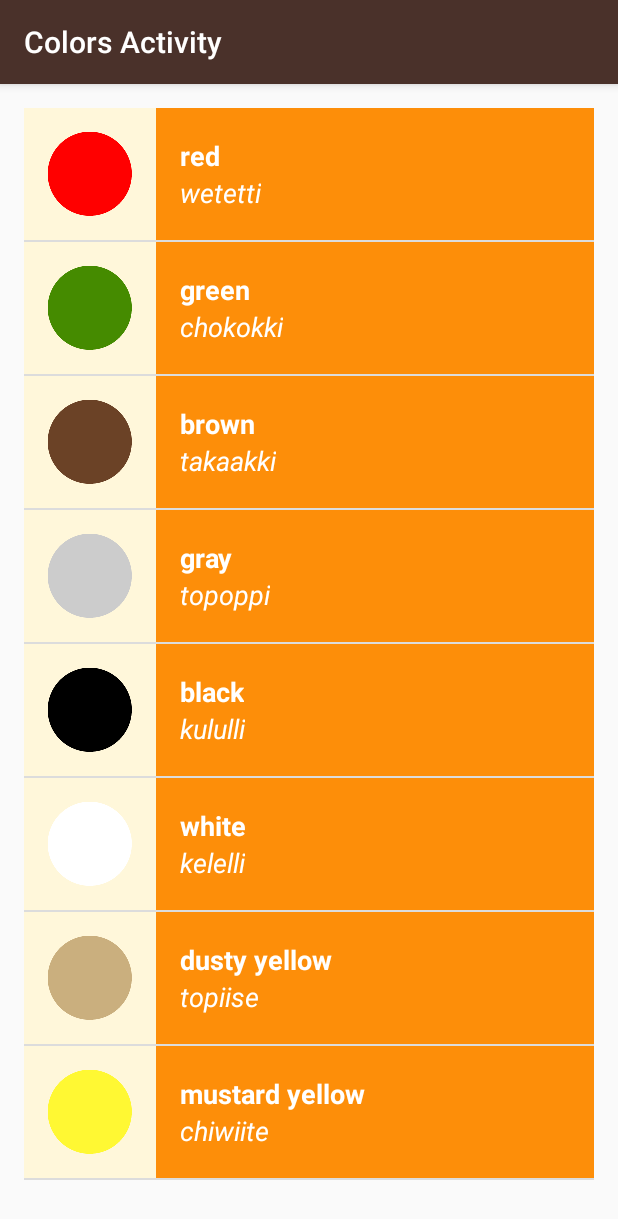
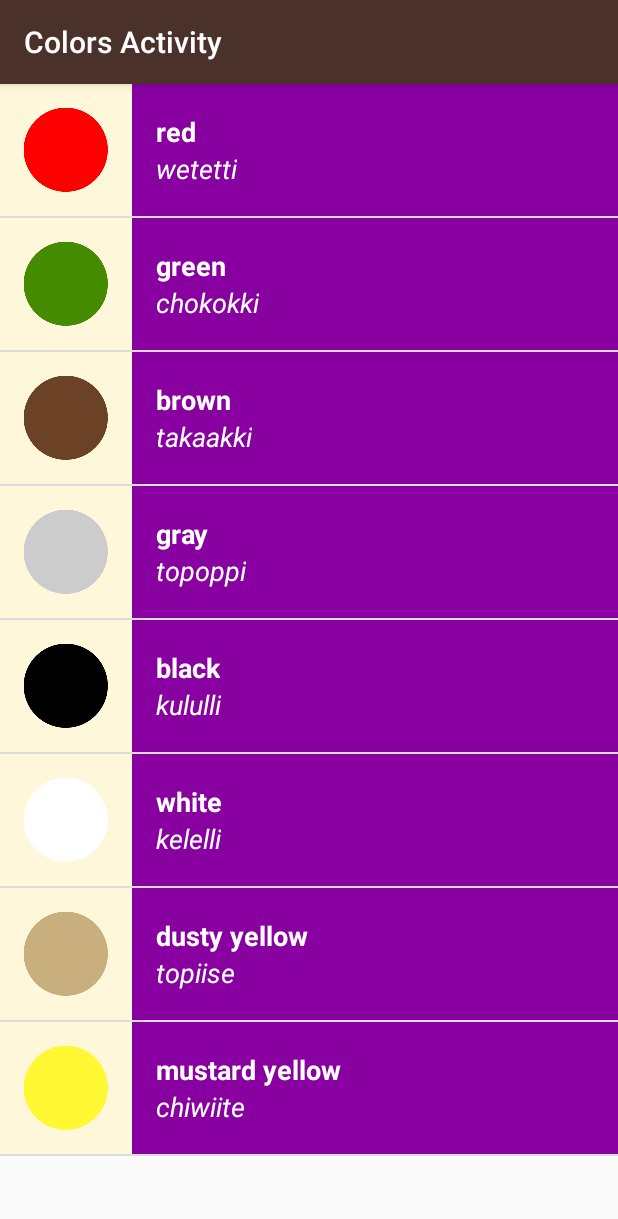
Before and after one commit to sduffy826/GDGNJ_UserInput_TranslationApp, an Android app: the ColorsActivity screen opened directly, with no data from a screen before it, on a phone screen of 412 x 824 dp. Shown: the top 1219 px of the screen. Run offline under Robolectric (Android 15) with nearby library versions, the phone set to English and light mode, and no system bars.

Commit message:
Added colors/prettified

```diff
--- a/app/src/main/java/com/example/android/miwok/ColorsActivity.java
+++ b/app/src/main/java/com/example/android/miwok/ColorsActivity.java
@@ -33,7 +33,7 @@ public class ColorsActivity extends AppCompatActivity {
 
         // We now create the custom adapter that has our words, required since the array is array
         // of two dimensional objects having english/miwok words
-        WordAdapter adapter = new WordAdapter(this, words);
+        WordAdapter adapter = new WordAdapter(this, words, R.color.category_colors);
 
         // Get list view object and add our custom adapter to it
         ListView lv = (ListView) findViewById(R.id.list);
--- a/app/src/main/java/com/example/android/miwok/FamilyActivity.java
+++ b/app/src/main/java/com/example/android/miwok/FamilyActivity.java
@@ -34,7 +34,7 @@ public class FamilyActivity extends AppCompatActivity {
 
         // We now create the custom adapter that has our words, required since the array is array
         // of two dimensional objects having english/miwok words
-        WordAdapter adapter = new WordAdapter(this, words);
+        WordAdapter adapter = new WordAdapter(this, words, R.color.category_family);
 
         // Get list view object and add our custom adapter to it
         ListView lv = (ListView) findViewById(R.id.list);
--- a/app/src/main/java/com/example/android/miwok/NumbersActivity.java
+++ b/app/src/main/java/com/example/android/miwok/NumbersActivity.java
@@ -38,7 +38,7 @@ public class NumbersActivity extends AppCompatActivity {
 
         // We now create the custom adapter that has our words, required since the array is array
         // of two dimensional objects having english/miwok words
-        WordAdapter adapter = new WordAdapter(this, words);
+        WordAdapter adapter = new WordAdapter(this, words,R.color.category_numbers);
 
         // Get list view object and add our custom adapter to it
         ListView lv = (ListView) findViewById(R.id.list);
--- a/app/src/main/java/com/example/android/miwok/PhrasesActivity.java
+++ b/app/src/main/java/com/example/android/miwok/PhrasesActivity.java
@@ -34,7 +34,7 @@ public class PhrasesActivity extends AppCompatActivity {
 
         // We now create the custom adapter that has our words, required since the array is array
         // of two dimensional objects having english/miwok words
-        WordAdapter adapter = new WordAdapter(this, words);
+        WordAdapter adapter = new WordAdapter(this, words, R.color.category_phrases);
 
         // Get list view object and add our custom adapter to it
         ListView lv = (ListView) findViewById(R.id.list);
--- a/app/src/main/java/com/example/android/miwok/WordAdapter.java
+++ b/app/src/main/java/com/example/android/miwok/WordAdapter.java
@@ -3,11 +3,13 @@ package com.example.android.miwok;
 import android.app.Activity;
 import android.support.annotation.NonNull;
 import android.support.annotation.Nullable;
+import android.support.v4.content.ContextCompat;
 import android.view.View;
 import android.view.ViewGroup;
 import android.view.LayoutInflater;
 import android.widget.ArrayAdapter;
 import android.widget.ImageView;
+import android.widget.LinearLayout;
 import android.widget.TextView;
 
 import java.util.ArrayList;
@@ -18,8 +20,10 @@ import java.util.ArrayList;
 
 public class WordAdapter extends ArrayAdapter<Word> {
 
-    public WordAdapter(Activity context, ArrayList<Word> theList) {
+    private int backGroundColor;
+    public WordAdapter(Activity context, ArrayList<Word> theList, int theColor) {
         super(context, 0, theList);
+        backGroundColor = theColor;
     }
 
     @NonNull
@@ -47,6 +51,14 @@ public class WordAdapter extends ArrayAdapter<Word> {
             imageView.setVisibility(View.GONE);
         }
 
+        // Set the background color for the container with the textviews
+        LinearLayout textLinearLayout = (LinearLayout) listItemView
+                .findViewById(R.id.text_container);
+
+        // Get the color that the resource id maps to
+        int color = ContextCompat.getColor(getContext(), backGroundColor);
+        textLinearLayout.setBackgroundColor(color);
+
         // Set the text views for the default word and the miwok word
         TextView defaultView = (TextView) listItemView.findViewById(R.id.text1);
         defaultView.setText(currWord.getDefaultWord());
--- a/app/src/main/res/layout/list_item.xml
+++ b/app/src/main/res/layout/list_item.xml
@@ -1,35 +1,34 @@
 <?xml version="1.0" encoding="utf-8"?>
 <LinearLayout xmlns:android="http://schemas.android.com/apk/res/android"
               xmlns:tools="http://schemas.android.com/tools"
-              android:orientation="horizontal"
               android:layout_width="match_parent"
               android:layout_height="wrap_content"
-              android:background="@color/tan_background">
+              android:background="@color/tan_background"
+              android:minHeight="@dimen/list_item_height"
+              android:orientation="horizontal">
 
     <ImageView
         android:id="@+id/image1"
         android:layout_width="@dimen/list_item_height"
-        android:layout_height="@dimen/list_item_height"
-        android:src="@mipmap/ic_launcher"/>
+        android:layout_height="@dimen/list_item_height"/>
 
     <LinearLayout
         android:id="@+id/text_container"
         android:layout_width="match_parent"
         android:layout_height="@dimen/list_item_height"
-        android:paddingLeft="16dp"
-        android:background="@color/category_numbers"
-        android:orientation="vertical">
+        android:orientation="vertical"
+        android:paddingLeft="16dp">
 
         <TextView
             android:id="@+id/text1"
+            style="@style/translationTextForeign"
             android:text="hi mom"
-        style="@style/translationTextForeign"
             tools:text="lutti"/>
 
         <TextView
             android:id="@+id/text2"
+            style="@style/translationTextDefault"
             android:text="foo bar"
-        style="@style/translationTextDefault"
             tools:text="one"/>
     </LinearLayout>
 </LinearLayout>
--- a/app/src/main/res/layout/word_list.xml
+++ b/app/src/main/res/layout/word_list.xml
@@ -6,8 +6,4 @@
     android:layout_width="match_parent"
     android:layout_height="match_parent"
     android:orientation="vertical"
-    android:id="@+id/list"
-    android:paddingTop="@dimen/activity_vertical_margin"
-    android:paddingBottom="@dimen/activity_vertical_margin"
-    android:paddingLeft="@dimen/activity_horizontal_margin"
-    android:paddingRight="@dimen/activity_horizontal_margin"/>
+    android:id="@+id/list"/>
```
Lines whose indentation alone changed are shown as unchanged.
